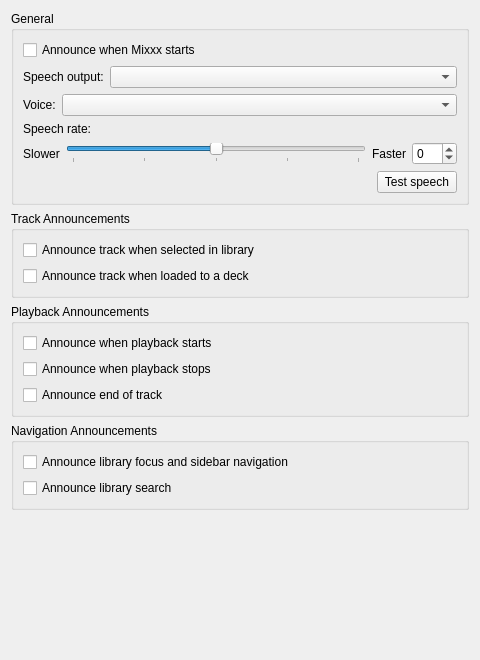
Qt form src/preferences/dialog/dlgprefaccessibilitydlg.ui (XeTK/mixxx) before a commit.
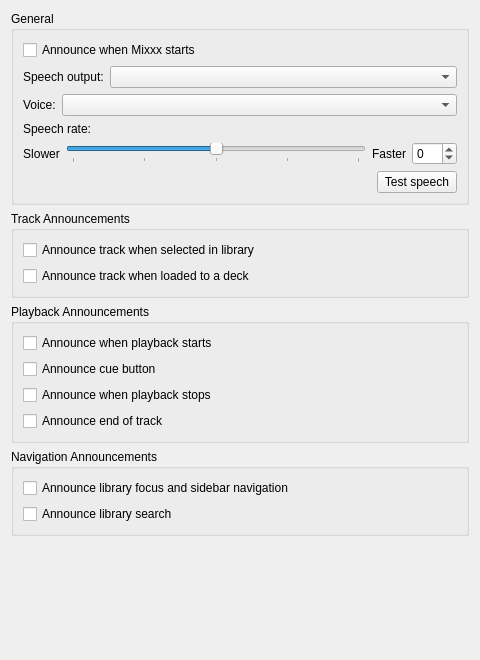
The same form after that commit.

```diff
--- a/src/preferences/dialog/dlgprefaccessibilitydlg.ui
+++ b/src/preferences/dialog/dlgprefaccessibilitydlg.ui
@@ -249,6 +249,16 @@
         </property>
        </widget>
       </item>
+      <item>
+       <widget class="QCheckBox" name="checkBoxAnnounceCue">
+        <property name="toolTip">
+         <string>Speak "Cue" / "Cue off" when the cue (headphone preview) button is toggled.</string>
+        </property>
+        <property name="text">
+         <string>Announce cue button</string>
+        </property>
+       </widget>
+      </item>
       <item>
        <widget class="QCheckBox" name="checkBoxAnnounceStop">
         <property name="toolTip">
```
